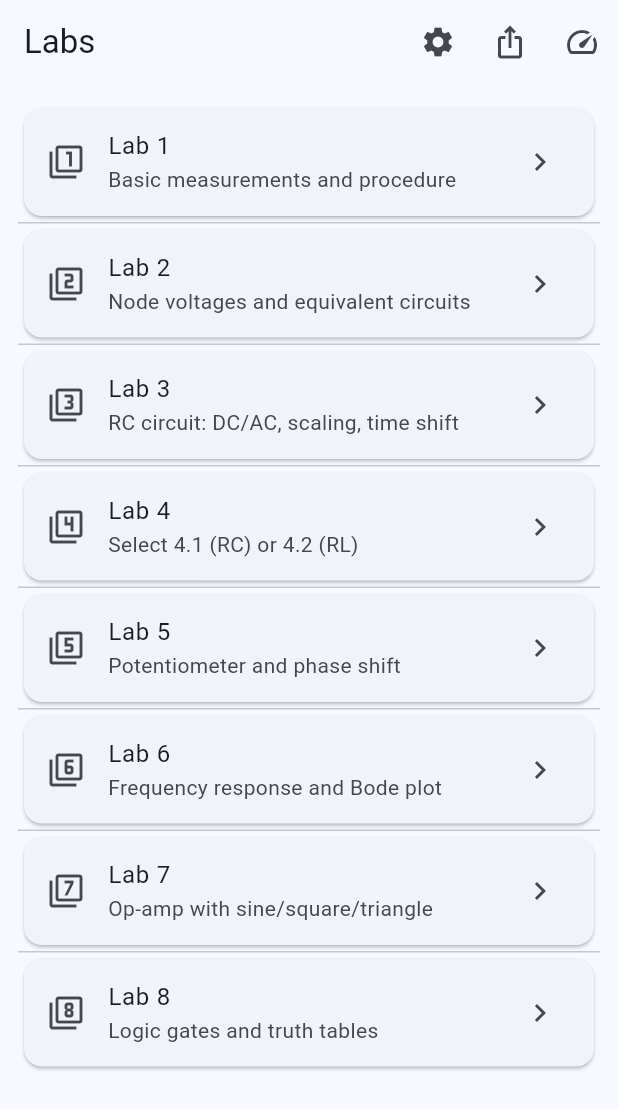
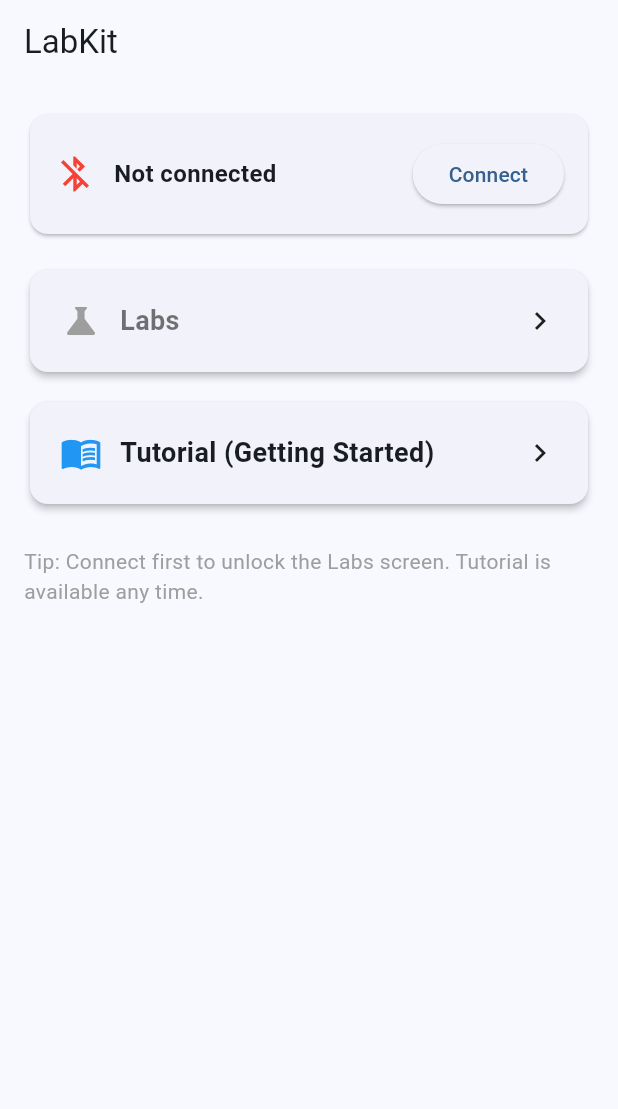
Before and after one commit to EvanSlyter/labkit_app, a Flutter app: the screen it shows after launch, on a phone screen of 412 x 824 dp. Shown: the top 1109 px of the screen. Run offline on Flutter 3.47's test engine with Material 3 defaults, Android fonts, the light colour scheme and no system bars; our stand-ins replace fl_chart, share_plus, shared_preferences.

Commit message:
tutorial and UI changes

```diff
--- a/lib/main.dart
+++ b/lib/main.dart
@@ -3,10 +3,10 @@ import 'package:provider/provider.dart';
 //import 'package:fl_chart/fl_chart.dart';
 //import 'dart:math' as math;
 import 'state/app_state.dart'; // or ../../state/app_state.dart from /screens/labs
-import 'screens/lab_list_screen.dart';
+//import 'screens/lab_list_screen.dart';
 import 'widgets/meter_screen.dart';
 import 'screens/settings_screen.dart';
-
+import 'screens/start_screen.dart';
 
 
 void main() {
@@ -28,12 +28,10 @@ theme: ThemeData(
 colorScheme: ColorScheme.fromSeed(seedColor: Colors.blue),
 useMaterial3: true,
 ),
-// Root is gone; start on the lab list
-home: const LabListScreen(),
-// Register any named routes you use (Meter in your case)
+home: const StartScreen(),
 routes: {
 '/meter': (_) => const MeterScreen(),
-'/settings': (_) => const SettingsScreen(),
+'/settings': (_) => const SettingsScreen(), // optional if you use it
 },
 ),
 );
--- a/lib/screens/lab4_menu_screen.dart
+++ b/lib/screens/lab4_menu_screen.dart
@@ -16,7 +16,7 @@ Card(
 child: ListTile(
 leading: const Icon(Icons.science),
 title: const Text('Lab 4.1 — RC response with different capacitors'),
-subtitle: const Text('Build 4.1, save waveforms (1µF, 10µF, 100µF), compute τ'),
+//subtitle: const Text('Build 4.1, save waveforms (1µF, 10µF, 100µF), compute τ'),
 trailing: const Icon(Icons.chevron_right),
 onTap: () => Navigator.push(
 context,
@@ -28,7 +28,7 @@ Card(
 child: ListTile(
 leading: const Icon(Icons.science_outlined),
 title: const Text('Lab 4.2 — RL response with inductors'),
-subtitle: const Text('Measure L & R, build 4.2, save waveforms, find τ'),
+//subtitle: const Text('Measure L & R, build 4.2, save waveforms, find τ'),
 trailing: const Icon(Icons.chevron_right),
 onTap: () => Navigator.push(
 context,
--- a/lib/screens/lab6_screen.dart
+++ b/lib/screens/lab6_screen.dart
@@ -2,8 +2,8 @@ import 'package:flutter/material.dart';
 import 'package:provider/provider.dart';
 import '../../state/app_state.dart';
 import '../../widgets/connection_warning.dart';
-import '../widgets/waveform_viewer.dart';
-import 'dart:math' as math;
+//import '../widgets/waveform_viewer.dart';
+//import 'dart:math' as math;
 
 class Lab6Screen extends StatefulWidget {
   const Lab6Screen({super.key});
--- a/lib/screens/lab_list_screen.dart
+++ b/lib/screens/lab_list_screen.dart
@@ -24,6 +24,34 @@ this.subtitle,
 });
 }
 
+Future<bool> _confirmPrelab(BuildContext context) async {
+return (await showDialog<bool>(
+context: context,
+builder: (ctx) => AlertDialog(
+title: const Text('Prelab confirmation'),
+content: const Text(
+'Have you completed the prelab for this lab?\n\n'
+'Prelabs provide context and setup. Some labs may be difficult or impossible to complete without them.',
+),
+actions: [
+TextButton(
+onPressed: () => Navigator.pop(ctx, false),
+child: const Text('Cancel'),
+),
+TextButton(
+onPressed: () => Navigator.pop(ctx, true),
+child: const Text('Continue without prelab'),
+),
+ElevatedButton(
+onPressed: () => Navigator.pop(ctx, true),
+child: const Text('I completed the prelab'),
+),
+],
+),
+)) ??
+false;
+}
+
 class LabListScreen extends StatelessWidget {
 const LabListScreen({super.key});
 
@@ -34,49 +62,49 @@ Widget build(BuildContext context) {
 final items = <_LabItem>[
 _LabItem(
 title: 'Lab 1',
-subtitle: 'Basic measurements and procedure',
+subtitle: 'Ohms Law and Kirchoffs Laws',
 icon: Icons.filter_1,
 builder: (context) => const Lab1Screen(),
 ),
 _LabItem(
 title: 'Lab 2',
-subtitle: 'Node voltages and equivalent circuits',
+subtitle: 'Node Voltages and Equivalent Circuits',
 icon: Icons.filter_2,
 builder: (context) => const Lab2Screen(),
 ),
 _LabItem(
 title: 'Lab 3',
-subtitle: 'RC circuit: DC/AC, scaling, time shift',
+subtitle: 'Introduction to Op Amps',
 icon: Icons.filter_3,
 builder: (context) => const Lab3Screen(),
 ),
 _LabItem(
 title: 'Lab 4',
-subtitle: 'Select 4.1 (RC) or 4.2 (RL)',
+subtitle: 'First Order RC and RL Transients',
 icon: Icons.filter_4,
 builder: (context) => const Lab4MenuScreen(), // submenu for 4.1 / 4.2
 ),
 _LabItem(
 title: 'Lab 5',
-subtitle: 'Potentiometer and phase shift',
+subtitle: 'Introduction to AC Signals',
 icon: Icons.filter_5,
 builder: (context) => const Lab5Screen(),
 ),
 _LabItem(
 title: 'Lab 6',
-subtitle: 'Frequency response and Bode plot',
+subtitle: 'Frequency Response',
 icon: Icons.filter_6,
 builder: (context) => const Lab6Screen(),
 ),
 _LabItem(
 title: 'Lab 7',
-subtitle: 'Op-amp with sine/square/triangle',
+subtitle: 'Op-Amp Integrator and Active Filter',
 icon: Icons.filter_7,
 builder: (context) => const Lab7Screen(),
 ),
 _LabItem(
 title: 'Lab 8',
-subtitle: 'Logic gates and truth tables',
+subtitle: 'Introduction to Logic Gates',
 icon: Icons.filter_8,
 builder: (context) => const Lab8Screen(),
 ),
@@ -133,11 +161,15 @@ leading: Icon(it.icon),
 title: Text(it.title),
 subtitle: it.subtitle != null ? Text(it.subtitle!) : null,
 trailing: const Icon(Icons.chevron_right),
-onTap: () {
-Navigator.push(
-context,
-MaterialPageRoute(builder: it.builder),
-);
+onTap: () async {
+// 1) Ask for confirmation
+final ok = await _confirmPrelab(context);
+
+// 2) Ensure this context is still valid
+if (!context.mounted || !ok) return;
+
+// 3) Now it’s safe to use context
+Navigator.push(context, MaterialPageRoute(builder: it.builder));
 },
 ),
 );
--- /dev/null
+++ b/lib/screens/start_screen.dart
@@ -0,0 +1,136 @@
+import 'package:flutter/material.dart';
+import 'package:provider/provider.dart';
+import '../state/app_state.dart';
+import 'lab_list_screen.dart';
+import 'tutorial_screen.dart';
+
+class StartScreen extends StatelessWidget {
+const StartScreen({super.key});
+
+@override
+Widget build(BuildContext context) {
+final app = context.watch<AppState>();
+final connected = app.deviceConnected;
+
+return Scaffold(
+appBar: AppBar(
+title: const Text('LabKit'),
+),
+body: ListView(
+padding: const EdgeInsets.all(16),
+children: [
+// Connection card
+Card(
+child: Padding(
+padding: const EdgeInsets.all(16),
+child: Row(
+children: [
+Icon(
+connected ? Icons.bluetooth_connected : Icons.bluetooth_disabled,
+color: connected ? Colors.green : Colors.red,
+size: 28,
+),
+const SizedBox(width: 12),
+Expanded(
+child: Text(
+connected ? 'Connected to LabKit' : 'Not connected',
+style: const TextStyle(fontSize: 16, fontWeight: FontWeight.w600),
+),
+),
+ElevatedButton(
+onPressed: () async {
+if (!connected) {
+// Placeholder connect (replace with BLE connect later)
+await context.read<AppState>().requestConnect();
+} else {
+await context.read<AppState>().requestDisconnect();
+}
+},
+child: Text(connected ? 'Disconnect' : 'Connect'),
+),
+],
+),
+),
+),
+const SizedBox(height: 16),
+
+// Labs button (requires connection)
+Card(
+elevation: 2,
+child: InkWell(
+onTap: () {
+if (!connected) {
+ScaffoldMessenger.of(context).showSnackBar(
+const SnackBar(content: Text('Connect to the device to enter Labs.')),
+);
+return;
+}
+Navigator.push(
+context,
+MaterialPageRoute(builder: (context) => const LabListScreen()),
+);
+},
+child: Padding(
+padding: const EdgeInsets.all(20),
+child: Row(
+children: [
+Icon(Icons.science, size: 28, color: connected ? Colors.blue : Colors.grey),
+const SizedBox(width: 12),
+Expanded(
+child: Text(
+'Labs',
+style: TextStyle(
+fontSize: 18,
+fontWeight: FontWeight.w600,
+color: connected ? Colors.black : Colors.black54,
+),
+),
+),
+const Icon(Icons.chevron_right),
+],
+),
+),
+),
+),
+const SizedBox(height: 12),
+
+// Tutorial button (always allowed)
+Card(
+elevation: 2,
+child: InkWell(
+onTap: () {
+Navigator.push(
+context,
+MaterialPageRoute(builder: (context) => const TutorialScreen()),
+);
+},
+child: const Padding(
+padding: EdgeInsets.all(20),
+child: Row(
+children: [
+Icon(Icons.menu_book, size: 28, color: Colors.blue),
+SizedBox(width: 12),
+Expanded(
+child: Text(
+'Tutorial (Getting Started)',
+style: TextStyle(fontSize: 18, fontWeight: FontWeight.w600),
+),
+),
+Icon(Icons.chevron_right),
+],
+),
+),
+),
+),
+const SizedBox(height: 24),
+
+// Small hint
+const Text(
+'Tip: Connect first to unlock the Labs screen. Tutorial is available any time.',
+style: TextStyle(color: Colors.grey),
+),
+],
+),
+);
+}
+}
```
Also changed, not shown: lib/screens/tutorial_screen.dart (added, +207 -0 lines), lib/state/app_state.dart (+12 -0 lines).
